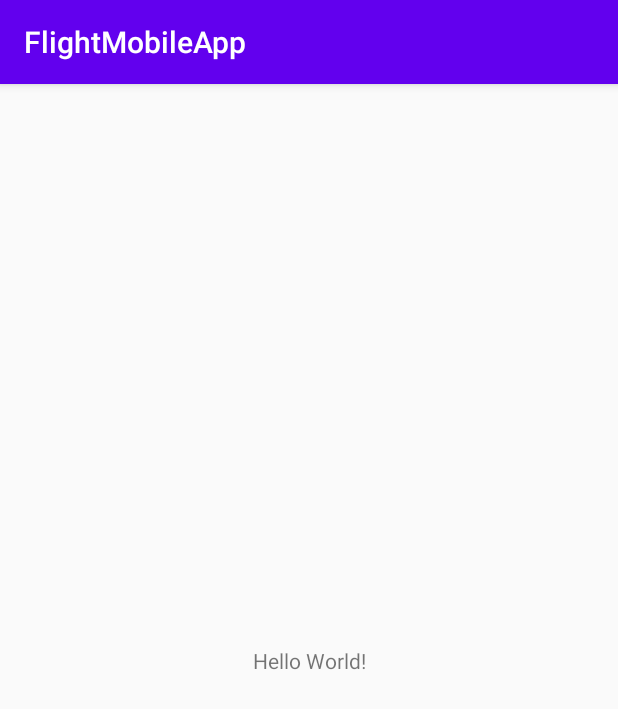
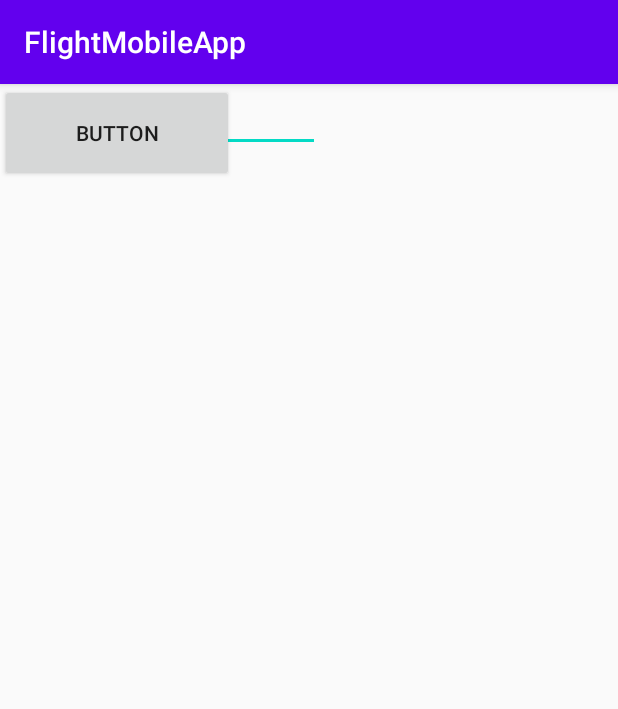
Before and after one commit to tomery11/FlightMobileApp, an Android app: the screen it shows after launch (MainActivity), on a phone screen of 412 x 824 dp. Shown: the top 709 px of the screen. Run offline under Robolectric (Android 15) with nearby library versions, the phone set to English and light mode, and no system bars.

Commit message:
Added connect button and input for url.. need to add constraints

```diff
--- a/app/src/main/java/com/example/flightmobileapp/MainActivity.kt
+++ b/app/src/main/java/com/example/flightmobileapp/MainActivity.kt
@@ -2,10 +2,22 @@ package com.example.flightmobileapp
 
 import androidx.appcompat.app.AppCompatActivity
 import android.os.Bundle
+import android.widget.Button
+import android.widget.Toast
 
 class MainActivity : AppCompatActivity() {
     override fun onCreate(savedInstanceState: Bundle?) {
         super.onCreate(savedInstanceState)
         setContentView(R.layout.activity_main)
+
+        // get reference to button
+        val btn_click_me = findViewById(R.id.connectButton) as Button
+        // set on-click listener
+        btn_click_me.setOnClickListener {
+            // your code to perform when the user clicks on the button
+            Toast.makeText(this@MainActivity, "You clicked me.", Toast.LENGTH_SHORT).show()
+        }
     }
+
+
 }
--- a/app/src/main/res/layout/activity_main.xml
+++ b/app/src/main/res/layout/activity_main.xml
@@ -5,6 +5,7 @@
     android:layout_width="match_parent"
     android:layout_height="match_parent"
     tools:context=".MainActivity">
+<!--
 
     <TextView
         android:layout_width="wrap_content"
@@ -14,5 +15,22 @@
         app:layout_constraintLeft_toLeftOf="parent"
         app:layout_constraintRight_toRightOf="parent"
         app:layout_constraintTop_toTopOf="parent" />
+-->
 
+    <Button
+        android:id="@+id/connectButton"
+        android:layout_width="156dp"
+        android:layout_height="65dp"
+        android:text="Button"
+        tools:layout_editor_absoluteX="225dp"
+        tools:layout_editor_absoluteY="632dp" />
+
+    <EditText
+        android:id="@+id/urlInput"
+        android:layout_width="wrap_content"
+        android:layout_height="wrap_content"
+        android:ems="10"
+        android:hint="Type your URL"
+        android:inputType="textPersonName"
+        tools:layout_editor_absoluteY="640dp" />
 </androidx.constraintlayout.widget.ConstraintLayout>
```
